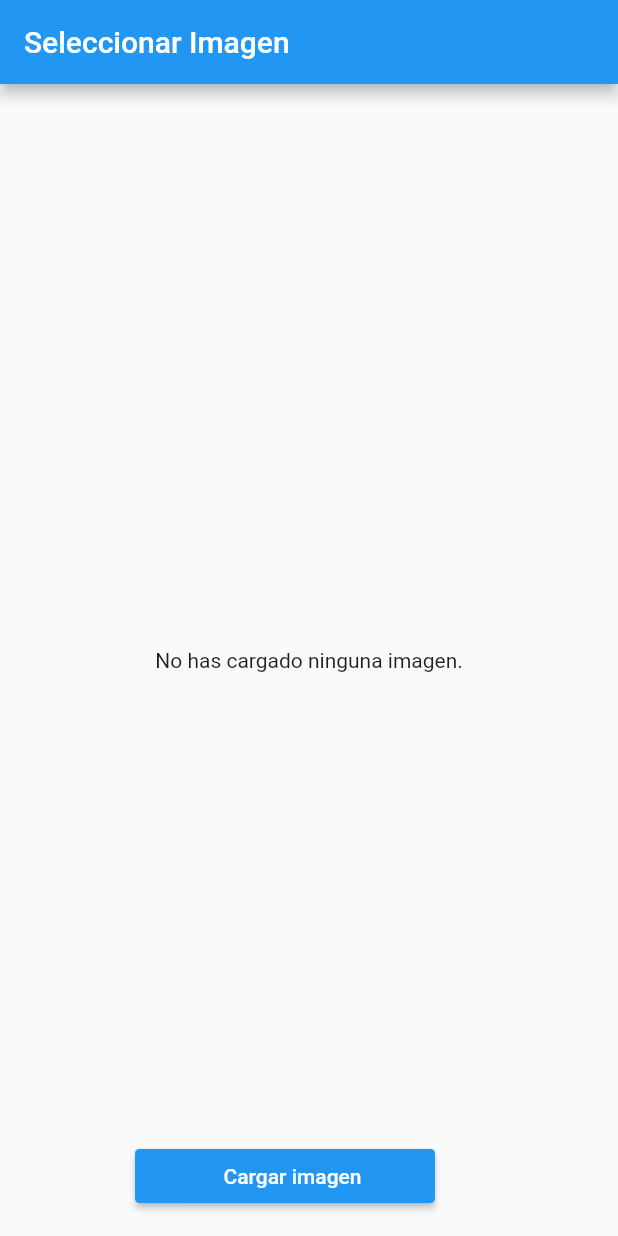
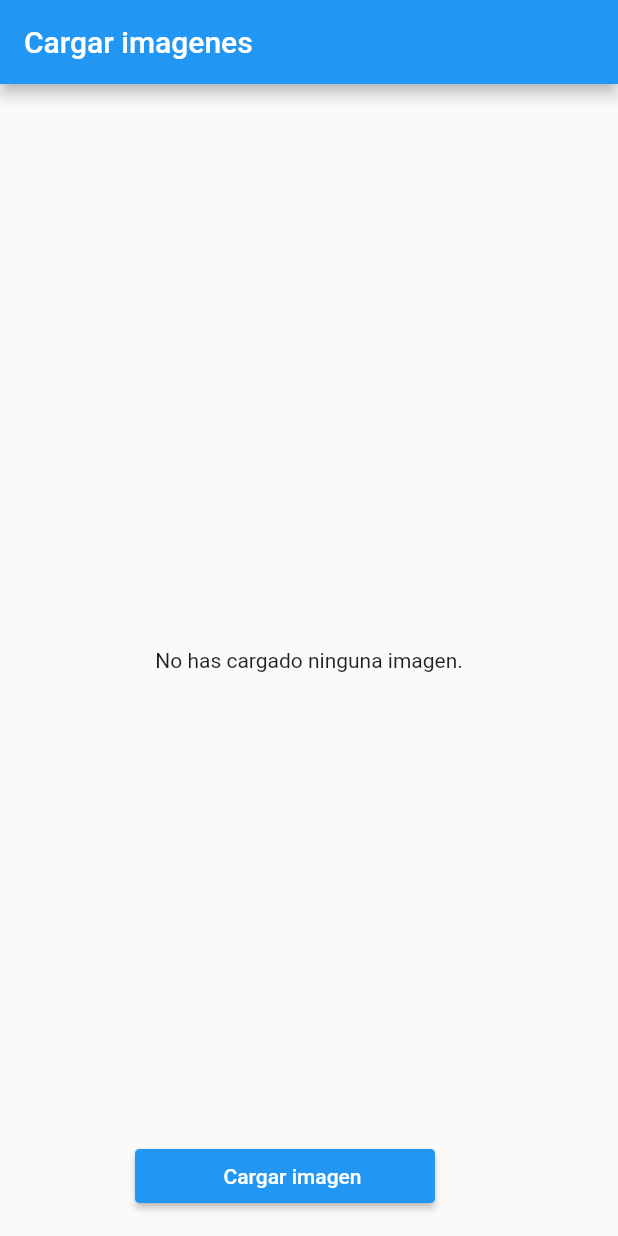
Before and after one commit to alex-style1007/New, a Flutter app: the screen it shows after launch, after a tap on "INGRESAR", after a tap on "CLASIFICAR", on a phone screen of 412 x 824 dp. Run offline on Flutter 3.47's test engine with Material 2 defaults, Android fonts, the phone set to English and light mode, and no system bars; our stand-ins replace image_picker, video_player.

Commit message:
correcion cargar imagenes: stfull

```diff
--- a/lib/views/cargar_imagenes.dart
+++ b/lib/views/cargar_imagenes.dart
@@ -6,29 +6,14 @@ import 'package:flutter/material.dart';
 import 'package:image_picker/image_picker.dart';
 import 'package:video_player/video_player.dart';
 
-class Picker extends StatelessWidget {
+class Picker extends StatefulWidget {
   const Picker({super.key});
 
   @override
-  Widget build(BuildContext context) {
-    return const MaterialApp(
-      title: 'Cargar imagenes',
-      home: MyHomePage(title: 'Seleccionar Imagen'),
-
-    );
-  }
+  State<Picker> createState() => _MyHomePageState();
 }
 
-class MyHomePage extends StatefulWidget {
-  const MyHomePage({super.key, this.title});
-
-  final String? title;
-
-  @override
-  State<MyHomePage> createState() => _MyHomePageState();
-}
-
-class _MyHomePageState extends State<MyHomePage> {
+class _MyHomePageState extends State<Picker> {
   List<XFile>? _imageFileList;
 
   void _setImageFileListFromFile(XFile? value) {
@@ -65,7 +50,6 @@ class _MyHomePageState extends State<MyHomePage> {
       setState(() {});
     }
   }
-
 
   Future<void> _onFileButtonPressed() async {
     final XFile? pickedFile = await _picker.pickImage(source: ImageSource.gallery);
@@ -193,7 +177,7 @@ class _MyHomePageState extends State<MyHomePage> {
   Widget build(BuildContext context) {
     return Scaffold(
       appBar: AppBar(
-        title: Text(widget.title!),
+        title: const Text('Cargar imagenes'),
       ),
       body: Center(child:
         !kIsWeb && defaultTargetPlatform == TargetPlatform.android ? FutureBuilder<void>(
@@ -227,7 +211,7 @@ class _MyHomePageState extends State<MyHomePage> {
       floatingActionButton: Row(
         mainAxisAlignment: MainAxisAlignment.center,
         children: [
-          Container(
+          SizedBox(
             width: 200,
             child: ElevatedButton(
               onPressed: _onFileButtonPressed, // Llama a la nueva función _onFileButtonPressed(),q
@@ -312,3 +296,132 @@ class AspectRatioVideoState extends State<AspectRatioVideo> {
     }
   }
 }
+
+//ignore_for_file: deprecated_member_use
+
+// import 'dart:async';
+// import 'dart:io';
+
+// import 'package:flutter/foundation.dart';
+// import 'package:flutter/material.dart';
+// import 'package:image_picker/image_picker.dart';
+// import 'package:nuevo_proyecto_final/views/home.dart';
+
+// class Picker extends StatefulWidget {
+//   const Picker({Key? key}) : super(key: key);
+
+//   @override
+//   State<Picker> createState() => _PickerState();
+// }
+
+// class _PickerState extends State<Picker> {
+//   final ImagePicker _picker = ImagePicker();
+//   List<XFile>? _imageFileList;
+//   dynamic _pickImageError;
+
+//   Future<void> _onFileButtonPressed() async {
+//     XFile? pickedFile;
+//     try {
+//       pickedFile = await _picker.pickImage(source: ImageSource.gallery);
+//     } catch (e) {
+//       setState(() {
+//         _pickImageError = e;
+//       });
+//     }
+//     setState(() {
+//       _imageFileList = pickedFile == null ? null : <XFile>[pickedFile];
+//     });
+//   }
+
+//   Widget _previewImages() {
+//     if (_imageFileList != null) {
+//       return ListView.builder(
+//         itemBuilder: (BuildContext context, int index) {
+//           return kIsWeb
+//               ? Image.network(
+//                   _imageFileList![index].path,
+//                   height: 300,
+//                   width: 400,
+//                 )
+//               : Image.file(
+//                   File(_imageFileList![index].path),
+//                   height: 300,
+//                   width: 400,
+//                 );
+//         },
+//         itemCount: _imageFileList!.length,
+//       );
+//     } else if (_pickImageError != null) {
+//       return Text(
+//         'Pick image error: $_pickImageError',
+//         textAlign: TextAlign.center,
+//       );
+//     } else {
+//       return const Text(
+//         'No has cargado ninguna imagen.',
+//         textAlign: TextAlign.center,
+//       );
+//     }
+//   }
+
+//   @override
+//   Widget build(BuildContext context) {
+//     return Scaffold(
+//       appBar: AppBar(
+//         title: const Text('Cargar Imágenes'),
+//       ),
+//       body: Column(
+//         mainAxisAlignment: MainAxisAlignment.center,
+//         children: [
+//           Center(
+//             child: Container(
+//               height: 300,
+//               width: 400,
+//               alignment: Alignment.center,
+//               child: _previewImages(),
+//             ),
+//           ),
+//           const SizedBox(height: 20,),
+//           Center(
+//             child: ElevatedButton(
+//               onPressed: _onFileButtonPressed,
+//               style: ElevatedButton.styleFrom(primary: const Color.fromARGB(255, 169, 173, 175)),
+//               child: const Text('Seleccionar imagen'),
+//             ),
+//           ),
+//           const SizedBox(height: 40,),
+//           Center(
+//             child: ElevatedButton(
+//               onPressed: () {
+//                 Navigator.pop(context); //ir
+//                 Navigator.push( //volver
+//                   context,
+//                   MaterialPageRoute(builder: (_) => const Home())
+//                 );
+//               },
+//               style: ElevatedButton.styleFrom(primary: const Color.fromARGB(255, 169, 173, 175)),
+//               child: const Text('Clasificar'),
+//             ),
+//           ),
+//           const SizedBox(height: 40,),
+//           const Center(
+//             child: Text('Clase: _______________')
+//           ),
+//           const SizedBox(height: 40,),
+//           Center(
+//             child: ElevatedButton(
+//               onPressed: () {
+//                 Navigator.pop(context); //ir
+//                 Navigator.push( //volver
+//                   context,
+//                   MaterialPageRoute(builder: (_) => const Home())
+//                 );
+//               },
+//               child: const Text('Regresar'),
+//             ),
+//           ),
+//         ],
+//       ),
+//     );
+//   }
+// }
```
